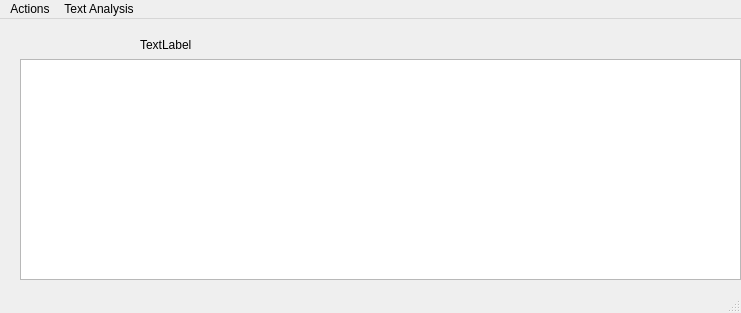
Old version of the form mainwindow.ui in the repository ReneshSingh/Linguistic_analysis.
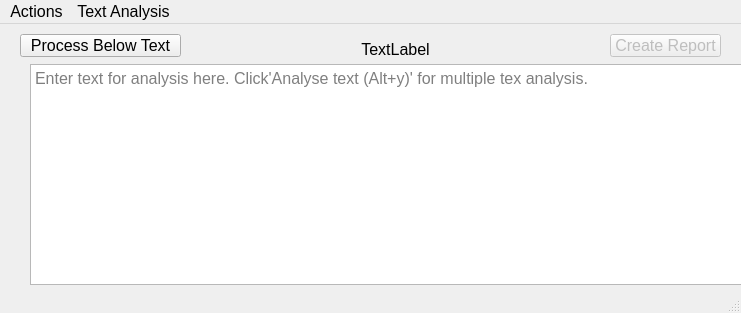
New version of the form.

```diff
--- a/mainwindow.ui
+++ b/mainwindow.ui
@@ -10,14 +10,22 @@
     <height>313</height>
    </rect>
   </property>
+  <property name="font">
+   <font>
+    <pointsize>12</pointsize>
+   </font>
+  </property>
   <property name="windowTitle">
    <string>MainWindow</string>
   </property>
   <widget class="QWidget" name="centralwidget">
    <widget class="QTextEdit" name="textEdit">
+    <property name="enabled">
+     <bool>true</bool>
+    </property>
     <property name="geometry">
      <rect>
-      <x>20</x>
+      <x>30</x>
       <y>40</y>
       <width>721</width>
       <height>221</height>
@@ -28,19 +36,65 @@
       <pointsize>12</pointsize>
      </font>
     </property>
+    <property name="autoFillBackground">
+     <bool>true</bool>
+    </property>
+    <property name="placeholderText">
+     <string>Enter text for analysis here. Click'Analyse text (Alt+y)' for multiple tex analysis.</string>
+    </property>
    </widget>
    <widget class="QLabel" name="label">
     <property name="geometry">
      <rect>
-      <x>140</x>
+      <x>210</x>
       <y>10</y>
-      <width>501</width>
+      <width>371</width>
       <height>31</height>
      </rect>
     </property>
+    <property name="font">
+     <font>
+      <pointsize>12</pointsize>
+     </font>
+    </property>
     <property name="text">
      <string>TextLabel</string>
     </property>
+    <property name="alignment">
+     <set>Qt::AlignCenter</set>
+    </property>
+    <property name="wordWrap">
+     <bool>true</bool>
+    </property>
+   </widget>
+   <widget class="QPushButton" name="ReportButton">
+    <property name="enabled">
+     <bool>false</bool>
+    </property>
+    <property name="geometry">
+     <rect>
+      <x>610</x>
+      <y>10</y>
+      <width>111</width>
+      <height>23</height>
+     </rect>
+    </property>
+    <property name="text">
+     <string>Create Report</string>
+    </property>
+   </widget>
+   <widget class="QPushButton" name="ProcessButton">
+    <property name="geometry">
+     <rect>
+      <x>20</x>
+      <y>10</y>
+      <width>161</width>
+      <height>23</height>
+     </rect>
+    </property>
+    <property name="text">
+     <string>Process Below Text</string>
+    </property>
    </widget>
   </widget>
   <widget class="QMenuBar" name="menubar">
@@ -49,7 +103,7 @@
      <x>0</x>
      <y>0</y>
      <width>741</width>
-     <height>22</height>
+     <height>28</height>
     </rect>
    </property>
    <widget class="QMenu" name="menuLinguistic_Analysis">
```
Left out of the diff: 6 changed lines with no effect on the pictures.
